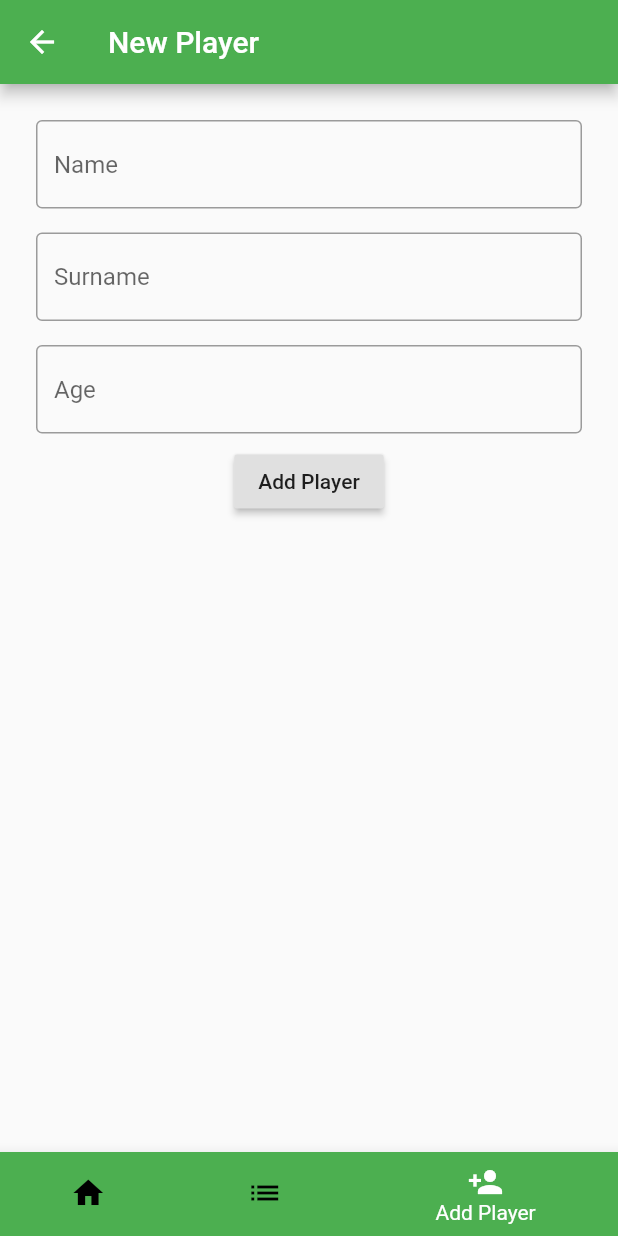
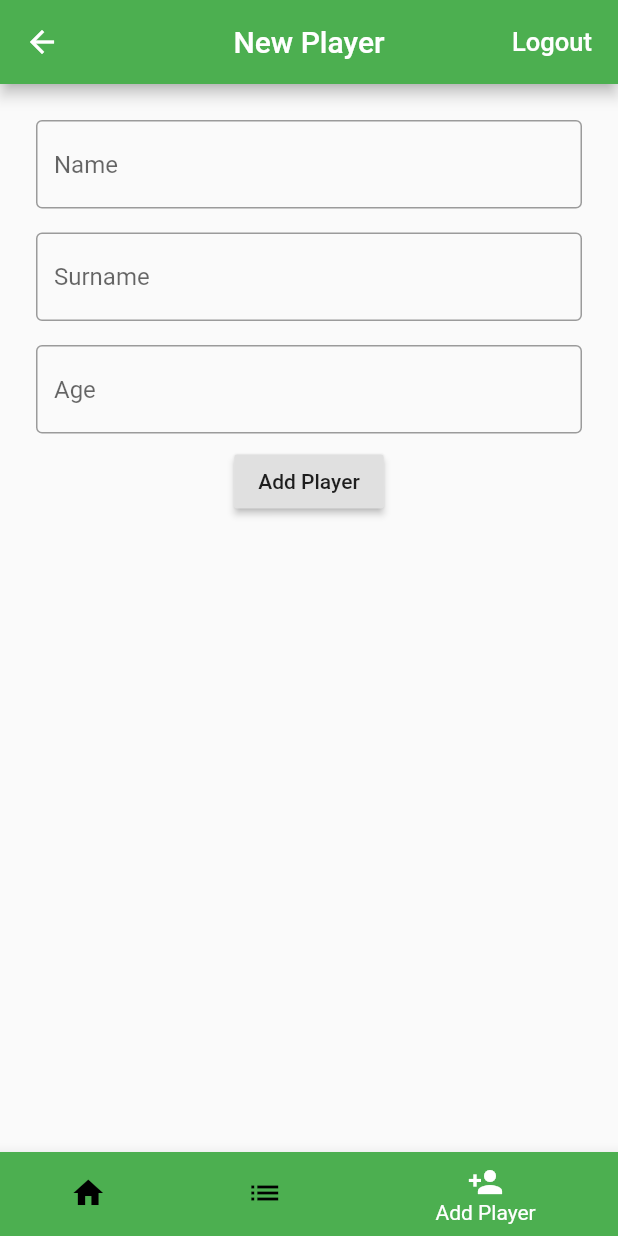
Before and after one commit to msarigul20/scout_app_2, a Flutter app: the HomePage screen opened directly, item 3 of the bottom bar chosen, on a phone screen of 412 x 824 dp. Run offline on Flutter 3.47's test engine with Material 2 defaults, Android fonts, the light colour scheme and no system bars; our stand-ins replace cloud_firestore, firebase_auth, flutter_slidable; accounts and stored records are empty.

Commit message:
Logout button added into page bar.

```diff
--- a/lib/ListPage.dart
+++ b/lib/ListPage.dart
@@ -1,7 +1,7 @@
 import 'package:cloud_firestore/cloud_firestore.dart';
 import 'package:firebase_auth/firebase_auth.dart';
 import 'package:flutter/material.dart';
-import 'file:///D:/Scout/scout_app_2/lib/screens/home_page.dart';
+import 'screens/home_page.dart';
 import 'package:scoutapp/screens/home_page.dart';
 import 'package:flutter_slidable/flutter_slidable.dart';
 
--- a/lib/screens/home_page.dart
+++ b/lib/screens/home_page.dart
@@ -79,6 +79,18 @@ class _HomePageState extends State<HomePage> {
     return Scaffold(
         appBar:  AppBar(
           title: new Text(_pages[_selectedPageIndex]['title']),
+          centerTitle: true,
+          actions: <Widget>[
+            FlatButton(
+              child: Text("Logout",
+                style: TextStyle(
+                  fontSize: 17.0,
+                  color: Colors.white),
+              ),
+              onPressed: _signOut,
+            )
+          ],
+
         ),
       body: _pages[_selectedPageIndex] ['page'],
       bottomNavigationBar: BottomNavigationBar(
```
